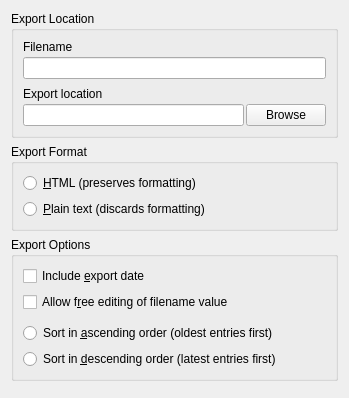
pwizard2/robojournal, file ui/exportmulti.ui: the form before one commit.
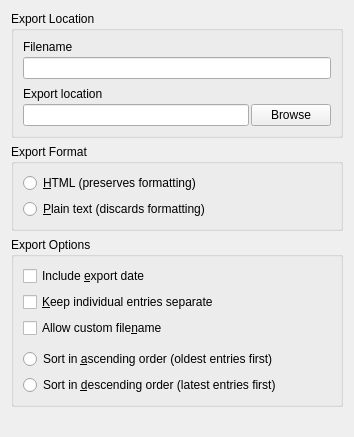
The form after the commit. Icons and pictures are not drawn.

Patch:
```diff
--- a/ui/exportmulti.ui
+++ b/ui/exportmulti.ui
@@ -6,10 +6,16 @@
    <rect>
     <x>0</x>
     <y>0</y>
-    <width>349</width>
-    <height>398</height>
+    <width>354</width>
+    <height>437</height>
    </rect>
   </property>
+  <property name="sizePolicy">
+   <sizepolicy hsizetype="Preferred" vsizetype="Expanding">
+    <horstretch>0</horstretch>
+    <verstretch>0</verstretch>
+   </sizepolicy>
+  </property>
   <property name="windowTitle">
    <string>Form</string>
   </property>
@@ -123,7 +129,14 @@
       <item>
        <widget class="QCheckBox" name="checkBox">
         <property name="text">
-         <string>Allow f&amp;ree editing of filename value</string>
+         <string>&amp;Keep individual entries separate</string>
+        </property>
+       </widget>
+      </item>
+      <item>
+       <widget class="QCheckBox" name="PermitName">
+        <property name="text">
+         <string>Allow custom file&amp;name</string>
         </property>
        </widget>
       </item>
```
Left out of the diff: 5 changed lines with no effect on the pictures.
